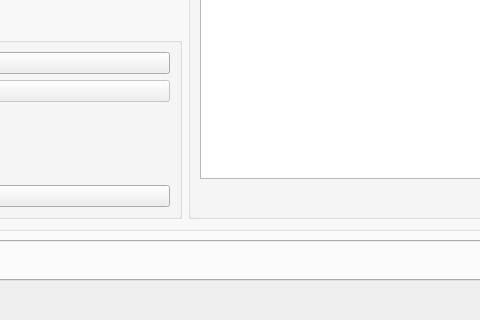
Old version of the form qtCreatorFiles/ui_manager.ui in the repository plomgrading/plom; both pictures show x 327 to 807 and y 340 to 660 of the 1024 by 660 pixel window.
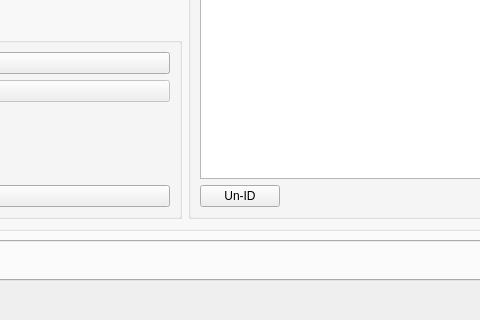
New version of the form. The open tabs and pages were chosen to show the change.

What changed in the file:
```diff
--- a/qtCreatorFiles/ui_manager.ui
+++ b/qtCreatorFiles/ui_manager.ui
@@ -763,6 +763,13 @@
                  </item>
                  <item>
                   <layout class="QHBoxLayout" name="horizontalLayout_4">
+                   <item>
+                    <widget class="QPushButton" name="unidB">
+                     <property name="text">
+                      <string>Un-ID</string>
+                     </property>
+                    </widget>
+                   </item>
                    <item>
                     <spacer name="horizontalSpacer_9">
                      <property name="orientation">
```
